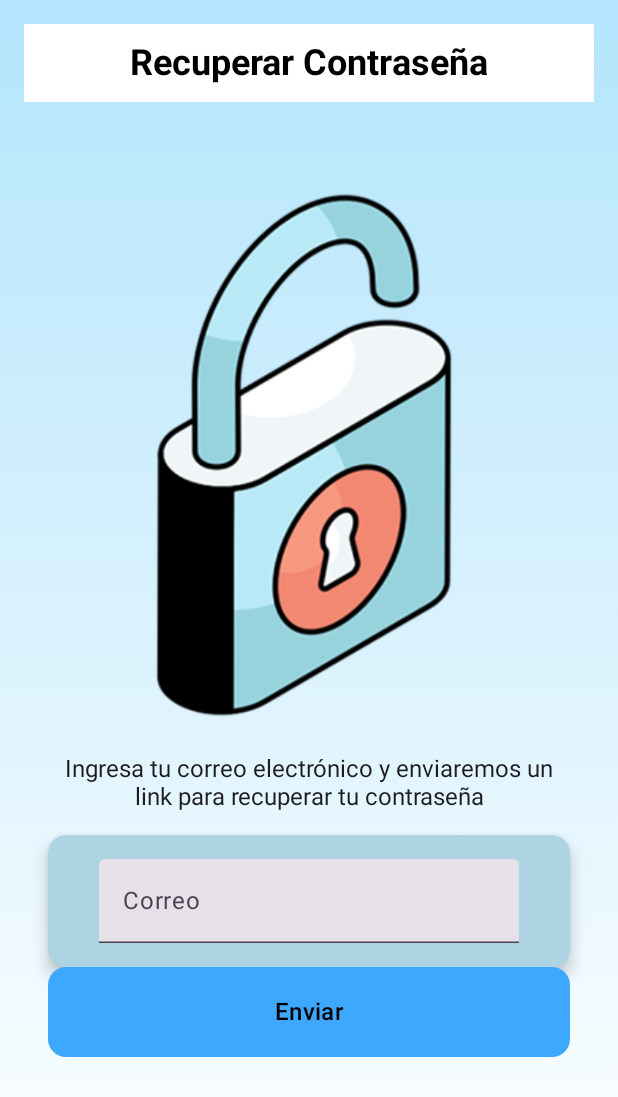
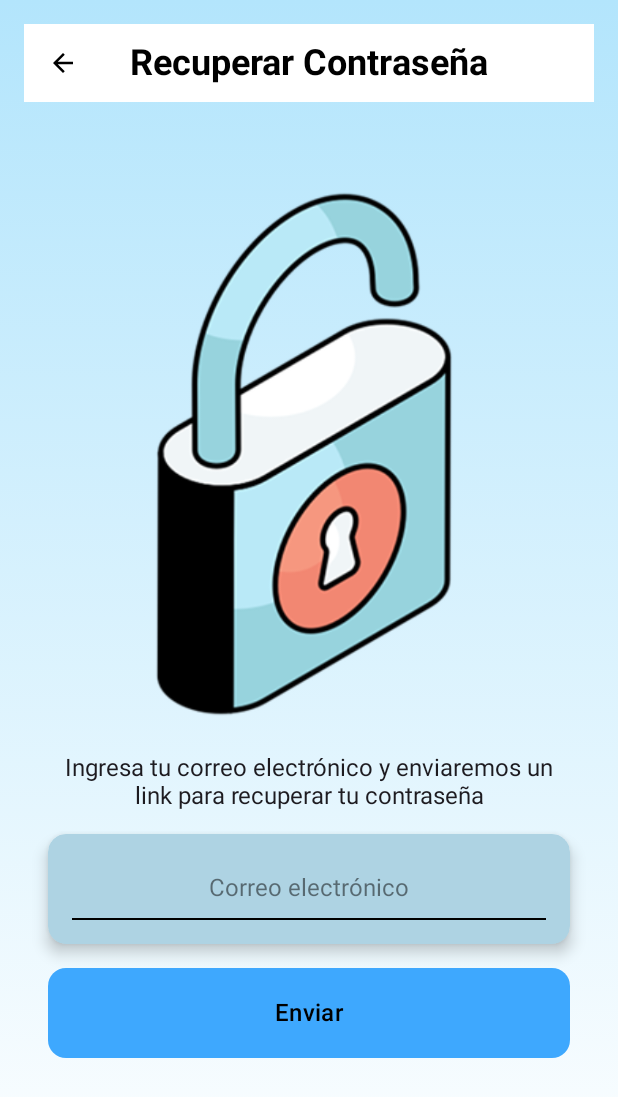
Before and after one commit to eddn-dev/TibiBalanceApp, an Android app built with Jetpack Compose: the @Preview function FeatureForgotPasswordScreenPreview, on a phone screen of 412 x 824 dp. Shown: the top 1097 px of the screen. Run offline under Robolectric (Android 15) with nearby library versions, the phone set to English and light mode, and no system bars.

Commit message:
Feature Forgot Password

```diff
--- a/app/build.gradle.kts
+++ b/app/build.gradle.kts
@@ -43,6 +43,9 @@ android {
 }
 
 dependencies {
+    implementation("androidx.compose.material3:material3-icons-extended:1.2.0-alpha03")
+    implementation("androidx.compose.material:material-icons-extended:<versión>")
+    implementation("androidx.compose.material:material-icons-extended:1.5.4")
     implementation(platform("com.google.firebase:firebase-bom:33.13.0"))
     implementation("com.google.firebase:firebase-analytics")
     implementation("com.google.firebase:firebase-auth-ktx") // La extensión -ktx es para soporte de Kotlin
--- a/app/src/main/java/com/app/tibibalance/ui/screens/FeatureForgotPasswordScreen.kt
+++ b/app/src/main/java/com/app/tibibalance/ui/screens/FeatureForgotPasswordScreen.kt
@@ -13,6 +13,10 @@ import androidx.compose.ui.unit.sp
 import androidx.compose.ui.text.style.TextAlign
 import androidx.compose.material3.Text
 import androidx.compose.material3.TextField
+import androidx.compose.runtime.getValue
+import androidx.compose.runtime.mutableStateOf
+import androidx.compose.runtime.remember
+import androidx.compose.runtime.setValue
 import androidx.compose.ui.tooling.preview.Preview
 
 import com.app.tibibalance.R
@@ -30,7 +34,8 @@ fun FeatureForgotPasswordScreen() {
             //Encabezado/Header - - - - -> Falta un componente?
             Header(
                 title = "Recuperar Contraseña",
-                showBackButton = false,
+                showBackButton = true,
+                onBackClick = { }, //Redireccionar a iniciar sesión
                 profileImage = null
             )
             Column(
@@ -54,7 +59,12 @@ fun FeatureForgotPasswordScreen() {
                     textAlign = TextAlign.Center
                 )
                 FormContainer {
-                    TextField(value = "", onValueChange = {}, label = { Text("Correo") })
+                    var email by remember { mutableStateOf("") }
+                    InputEmail(
+                        value = email,
+                        onValueChange = { email = it },
+                        placeholder = "Correo electrónico"
+                    )
                 }
 
                 PrimaryButton(
@@ -62,7 +72,7 @@ fun FeatureForgotPasswordScreen() {
                     onClick = { /* Acción del primer botón */ },
                     modifier = Modifier
                         .fillMaxWidth()
-                        .padding(bottom = 16.dp)
+                        .padding(bottom = 16.dp, top = 16.dp)
                 )
             }
         }
```
Also changed, not shown: app/src/main/res/drawable/recover.png (added).
